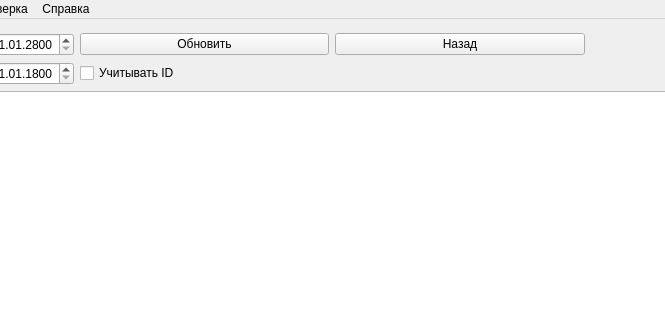
Sova777/analyzeresults, file QFootballStat/src/MainWindow.ui: the form before one commit; both pictures show x 157 to 822 and y 0 to 320 of the 1011 by 656 pixel window.
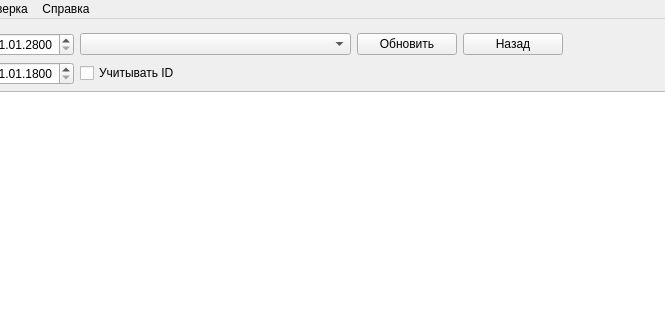
The form after the commit. Icons and pictures are not drawn.

Diff of the .ui file:
```diff
--- a/QFootballStat/src/MainWindow.ui
+++ b/QFootballStat/src/MainWindow.ui
@@ -48,7 +48,20 @@
       <property name="verticalSpacing">
        <number>0</number>
       </property>
-      <item row="0" column="7">
+      <item row="1" column="5">
+       <widget class="QPushButton" name="pushRefresh">
+        <property name="maximumSize">
+         <size>
+          <width>100</width>
+          <height>16777215</height>
+         </size>
+        </property>
+        <property name="text">
+         <string>Обновить</string>
+        </property>
+       </widget>
+      </item>
+      <item row="0" column="8">
        <spacer name="horizontalSpacer_3">
         <property name="orientation">
          <enum>Qt::Horizontal</enum>
@@ -571,10 +584,10 @@
         </property>
        </widget>
       </item>
-      <item row="5" column="2" colspan="5">
+      <item row="5" column="2" colspan="6">
        <widget class="QTableWidget" name="table"/>
       </item>
-      <item row="6" column="2" colspan="5">
+      <item row="6" column="2" colspan="6">
        <widget class="QTextBrowser" name="text">
         <property name="sizePolicy">
          <sizepolicy hsizetype="Expanding" vsizetype="Expanding">
@@ -628,20 +641,22 @@
         </property>
        </spacer>
       </item>
-      <item row="1" column="4">
-       <widget class="QPushButton" name="pushRefresh">
-        <property name="text">
-         <string>Обновить</string>
-        </property>
-       </widget>
-      </item>
-      <item row="1" column="5">
+      <item row="1" column="6">
        <widget class="QPushButton" name="pushBack">
+        <property name="maximumSize">
+         <size>
+          <width>100</width>
+          <height>16777215</height>
+         </size>
+        </property>
         <property name="text">
          <string>Назад</string>
         </property>
        </widget>
       </item>
+      <item row="1" column="4">
+       <widget class="QComboBox" name="comboTournaments"/>
+      </item>
       <item row="3" column="4">
        <widget class="QCheckBox" name="checkBoxID">
         <property name="text">
```
